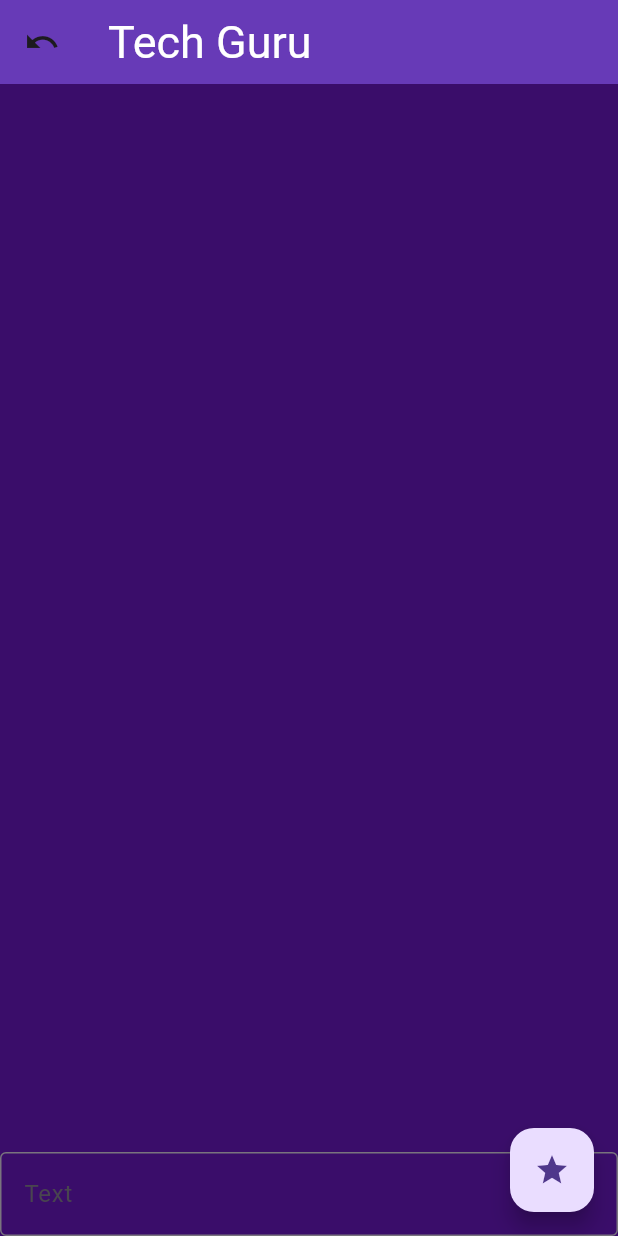
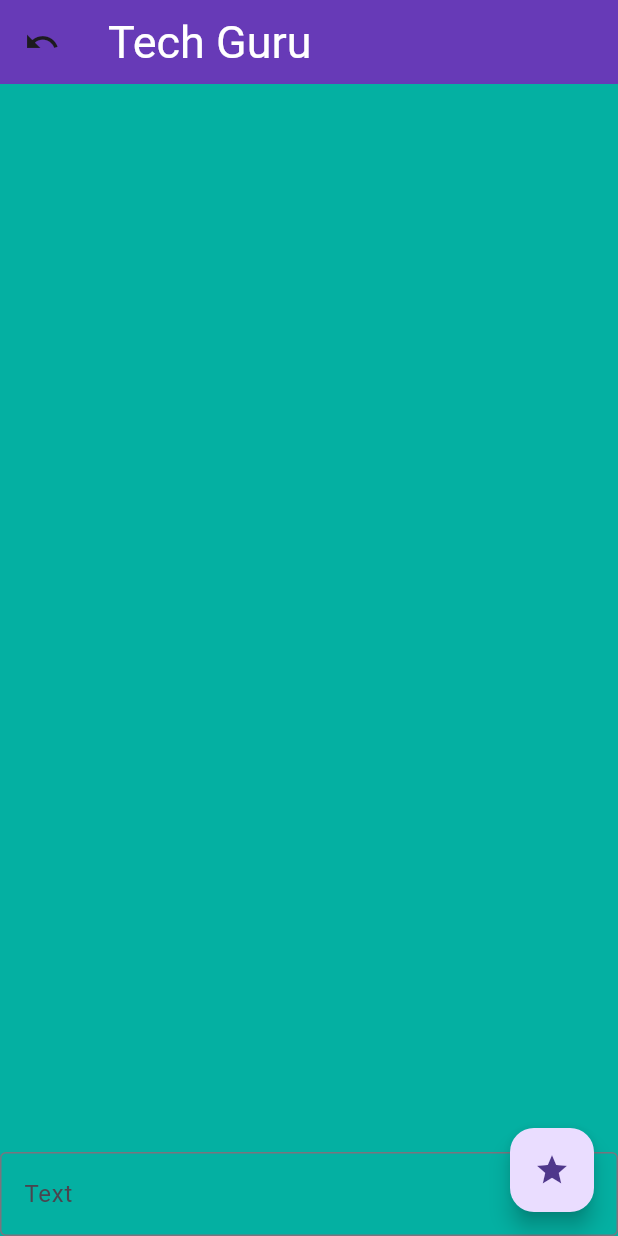
Before and after one commit to ashir227/Todo-App-Classes, a Flutter app: the screen it shows after launch, on a phone screen of 412 x 824 dp. Run offline on Flutter 3.47's test engine with Material 3 defaults, Android fonts, the phone set to English and light mode, and no system bars.

Commit message:
color change

```diff
--- a/lib/todo.dart
+++ b/lib/todo.dart
@@ -32,7 +32,7 @@ class _TodoAppState extends State<TodoApp> {
       body: Container(
         height: double.infinity,
         width: double.infinity,
-        color: const Color.fromARGB(255, 58, 13, 106),
+        color: const Color.fromARGB(255, 4, 176, 162),
         child: Column(
           children: [
             Expanded(
```
